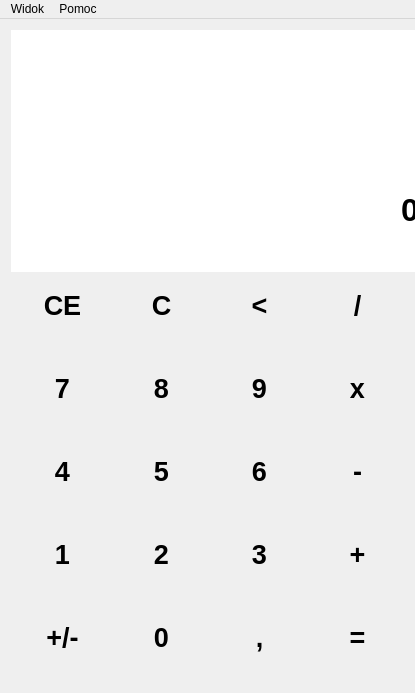
This is calculator.ui in Codemaster-John/Kalkulajtor as Qt 5 draws it before an edit. The edited form follows.
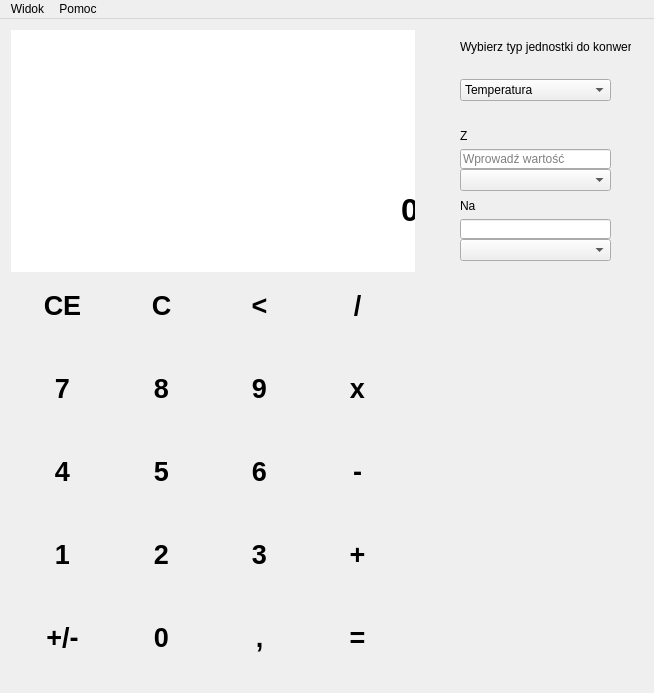
This is the edited form. Icons and pictures are not drawn.

The edit to the form file:
```diff
--- a/calculator.ui
+++ b/calculator.ui
@@ -6,7 +6,7 @@
    <rect>
     <x>0</x>
     <y>0</y>
-    <width>415</width>
+    <width>654</width>
     <height>693</height>
    </rect>
   </property>
@@ -687,13 +687,135 @@
      </item>
     </layout>
    </widget>
+   <widget class="QLabel" name="label">
+    <property name="geometry">
+     <rect>
+      <x>460</x>
+      <y>20</y>
+      <width>171</width>
+      <height>16</height>
+     </rect>
+    </property>
+    <property name="text">
+     <string>Wybierz typ jednostki do konwersji</string>
+    </property>
+   </widget>
+   <widget class="QComboBox" name="comboBox">
+    <property name="geometry">
+     <rect>
+      <x>460</x>
+      <y>60</y>
+      <width>151</width>
+      <height>22</height>
+     </rect>
+    </property>
+    <item>
+     <property name="text">
+      <string>Temperatura</string>
+     </property>
+    </item>
+    <item>
+     <property name="text">
+      <string>Czas</string>
+     </property>
+    </item>
+    <item>
+     <property name="text">
+      <string>Moc</string>
+     </property>
+    </item>
+    <item>
+     <property name="text">
+      <string>Prędkość</string>
+     </property>
+    </item>
+    <item>
+     <property name="text">
+      <string>Dane</string>
+     </property>
+    </item>
+    <item>
+     <property name="text">
+      <string>Długość</string>
+     </property>
+    </item>
+   </widget>
+   <widget class="QLabel" name="label_2">
+    <property name="geometry">
+     <rect>
+      <x>460</x>
+      <y>110</y>
+      <width>47</width>
+      <height>13</height>
+     </rect>
+    </property>
+    <property name="text">
+     <string>Z</string>
+    </property>
+   </widget>
+   <widget class="QComboBox" name="comboBox_2">
+    <property name="geometry">
+     <rect>
+      <x>460</x>
+      <y>150</y>
+      <width>151</width>
+      <height>22</height>
+     </rect>
+    </property>
+   </widget>
+   <widget class="QComboBox" name="comboBox_3">
+    <property name="geometry">
+     <rect>
+      <x>460</x>
+      <y>220</y>
+      <width>151</width>
+      <height>22</height>
+     </rect>
+    </property>
+   </widget>
+   <widget class="QLabel" name="label_3">
+    <property name="geometry">
+     <rect>
+      <x>460</x>
+      <y>180</y>
+      <width>47</width>
+      <height>13</height>
+     </rect>
+    </property>
+    <property name="text">
+     <string>Na</string>
+    </property>
+   </widget>
+   <widget class="QLineEdit" name="lineEdit">
+    <property name="geometry">
+     <rect>
+      <x>460</x>
+      <y>130</y>
+      <width>151</width>
+      <height>20</height>
+     </rect>
+    </property>
+    <property name="placeholderText">
+     <string>Wprowadź wartość</string>
+    </property>
+   </widget>
+   <widget class="QLineEdit" name="lineEdit_2">
+    <property name="geometry">
+     <rect>
+      <x>460</x>
+      <y>200</y>
+      <width>151</width>
+      <height>20</height>
+     </rect>
+    </property>
+   </widget>
   </widget>
   <widget class="QMenuBar" name="menuBar">
    <property name="geometry">
     <rect>
      <x>0</x>
      <y>0</y>
-     <width>415</width>
+     <width>654</width>
      <height>22</height>
     </rect>
    </property>
```
